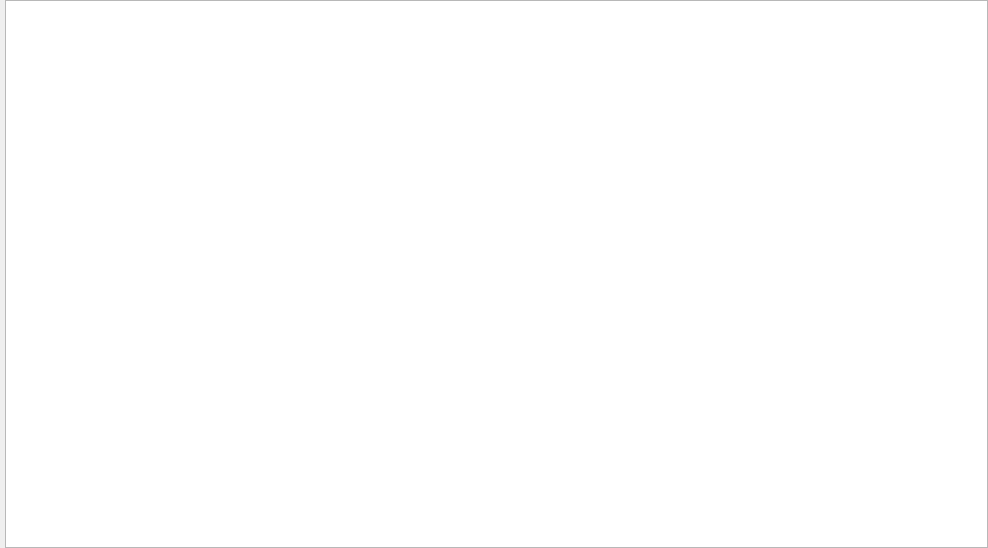
This is src/page/homeWnd/HomeWindow.ui in CodingRookie98/RegexLearning as Qt 5 draws it before an edit. The edited form follows.
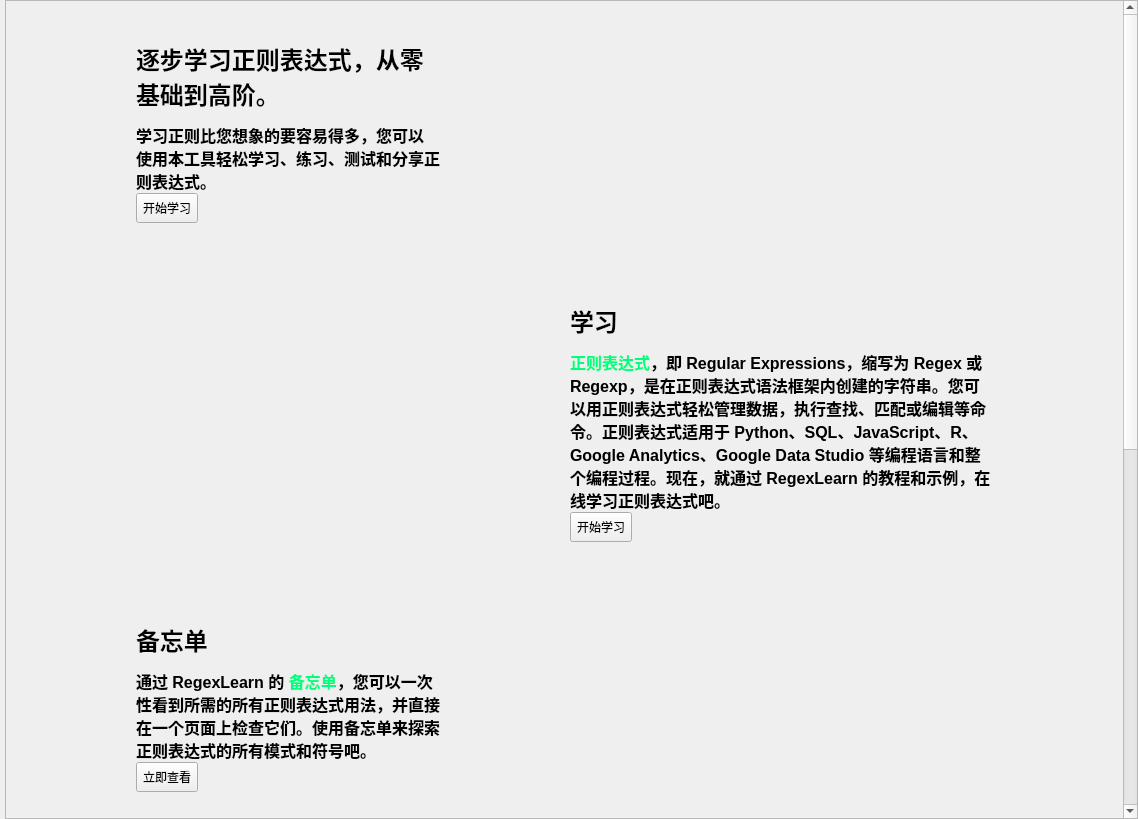
This is the edited form. Icons and pictures are not drawn.

Commit message: 添加备忘录界面和主页内容

What changed in the file:
```diff
--- a/src/page/homeWnd/HomeWindow.ui
+++ b/src/page/homeWnd/HomeWindow.ui
@@ -6,8 +6,8 @@
    <rect>
     <x>0</x>
     <y>0</y>
-    <width>988</width>
-    <height>548</height>
+    <width>1138</width>
+    <height>819</height>
    </rect>
   </property>
   <property name="windowTitle">
@@ -26,13 +26,631 @@
    <property name="bottomMargin">
     <number>0</number>
    </property>
+   <property name="spacing">
+    <number>0</number>
+   </property>
    <item row="0" column="0">
-    <widget class="QTextBrowser" name="textBrowser">
-     <property name="source">
-      <url>
-       <string>qrc:/data/data/homePage.md</string>
-      </url>
+    <widget class="QScrollArea" name="scrollArea">
+     <property name="horizontalScrollBarPolicy">
+      <enum>Qt::ScrollBarAlwaysOff</enum>
      </property>
+     <property name="sizeAdjustPolicy">
+      <enum>QAbstractScrollArea::AdjustToContents</enum>
+     </property>
+     <property name="widgetResizable">
+      <bool>true</bool>
+     </property>
+     <property name="alignment">
+      <set>Qt::AlignLeading|Qt::AlignLeft|Qt::AlignVCenter</set>
+     </property>
+     <widget class="QWidget" name="scrollAreaWidgetContents">
+      <property name="geometry">
+       <rect>
+        <x>0</x>
+        <y>0</y>
+        <width>1114</width>
+        <height>3000</height>
+       </rect>
+      </property>
+      <layout class="QGridLayout" name="gridLayout_2">
+       <property name="leftMargin">
+        <number>0</number>
+       </property>
+       <property name="topMargin">
+        <number>0</number>
+       </property>
+       <property name="rightMargin">
+        <number>0</number>
+       </property>
+       <property name="bottomMargin">
+        <number>0</number>
+       </property>
+       <property name="spacing">
+        <number>0</number>
+       </property>
+       <item row="5" column="0">
+        <widget class="QLabel" name="label_17">
+         <property name="sizePolicy">
+          <sizepolicy hsizetype="Fixed" vsizetype="Fixed">
+           <horstretch>0</horstretch>
+           <verstretch>0</verstretch>
+          </sizepolicy>
+         </property>
+         <property name="maximumSize">
+          <size>
+           <width>500</width>
+           <height>500</height>
+          </size>
+         </property>
+         <property name="text">
+          <string/>
+         </property>
+         <property name="pixmap">
+          <pixmap resource="../../../res/homeWnd.qrc">:/png/homeWnd/Open Source.png</pixmap>
+         </property>
+         <property name="scaledContents">
+          <bool>true</bool>
+         </property>
+        </widget>
+       </item>
+       <item row="0" column="0">
+        <layout class="QVBoxLayout" name="verticalLayout">
+         <item>
+          <spacer name="verticalSpacer_2">
+           <property name="orientation">
+            <enum>Qt::Vertical</enum>
+           </property>
+           <property name="sizeHint" stdset="0">
+            <size>
+             <width>20</width>
+             <height>40</height>
+            </size>
+           </property>
+          </spacer>
+         </item>
+         <item>
+          <widget class="QLabel" name="label_2">
+           <property name="sizePolicy">
+            <sizepolicy hsizetype="Minimum" vsizetype="Minimum">
+             <horstretch>0</horstretch>
+             <verstretch>0</verstretch>
+            </sizepolicy>
+           </property>
+           <property name="font">
+            <font>
+             <stylestrategy>PreferAntialias</stylestrategy>
+            </font>
+           </property>
+           <property name="text">
+            <string>&lt;html&gt;&lt;head/&gt;&lt;body&gt;&lt;h1 style=&quot; margin-top:18px; margin-bottom:12px; margin-left:0px; margin-right:0px; -qt-block-indent:0; text-indent:0px;&quot;&gt;&lt;span style=&quot; font-size:xx-large; font-weight:700;&quot;&gt;逐步学习正则表达式，从零基础到高阶。&lt;/span&gt;&lt;/h1&gt;&lt;p&gt;&lt;span style=&quot; font-size:12pt; font-weight:700;&quot;&gt;学习正则比您想象的要容易得多，您可以使用本工具轻松学习、练习、测试和分享正则表达式。&lt;/span&gt;&lt;/p&gt;&lt;/body&gt;&lt;/html&gt;</string>
+           </property>
+           <property name="textFormat">
+            <enum>Qt::AutoText</enum>
+           </property>
+           <property name="scaledContents">
+            <bool>true</bool>
+           </property>
+           <property name="wordWrap">
+            <bool>true</bool>
+           </property>
+          </widget>
+         </item>
+         <item>
+          <widget class="QToolButton" name="btnStartLearn">
+           <property name="minimumSize">
+            <size>
+             <width>30</width>
+             <height>30</height>
+            </size>
+           </property>
+           <property name="text">
+            <string notr="true">开始学习</string>
+           </property>
+           <property name="iconSize">
+            <size>
+             <width>30</width>
+             <height>30</height>
+            </size>
+           </property>
+           <property name="toolButtonStyle">
+            <enum>Qt::ToolButtonTextOnly</enum>
+           </property>
+          </widget>
+         </item>
+         <item>
+          <spacer name="verticalSpacer">
+           <property name="orientation">
+            <enum>Qt::Vertical</enum>
+           </property>
+           <property name="sizeHint" stdset="0">
+            <size>
+             <width>20</width>
+             <height>40</height>
+            </size>
+           </property>
+          </spacer>
+         </item>
+        </layout>
+       </item>
+       <item row="5" column="1">
+        <layout class="QVBoxLayout" name="verticalLayout_7">
+         <item>
+          <spacer name="verticalSpacer_13">
+           <property name="orientation">
+            <enum>Qt::Vertical</enum>
+           </property>
+           <property name="sizeHint" stdset="0">
+            <size>
+             <width>20</width>
+             <height>40</height>
+            </size>
+           </property>
+          </spacer>
+         </item>
+         <item>
+          <widget class="QLabel" name="label_10">
+           <property name="sizePolicy">
+            <sizepolicy hsizetype="Minimum" vsizetype="Minimum">
+             <horstretch>0</horstretch>
+             <verstretch>0</verstretch>
+            </sizepolicy>
+           </property>
+           <property name="text">
+            <string>&lt;html&gt;&lt;head/&gt;&lt;body&gt;&lt;p&gt;&lt;span style=&quot; font-size:18pt; font-weight:700;&quot;&gt;开源 Regex Learning&lt;/span&gt;&lt;/p&gt;&lt;p&gt;&lt;span style=&quot; font-size:12pt; font-weight:700;&quot;&gt;是一个开源项目，欢迎社区贡献和免费使用。参与这个项目可以帮助您磨炼技能、学习和协作。您可以点击这里，贡献和支持本项目。&lt;/span&gt;&lt;/p&gt;&lt;/body&gt;&lt;/html&gt;</string>
+           </property>
+           <property name="textFormat">
+            <enum>Qt::AutoText</enum>
+           </property>
+           <property name="scaledContents">
+            <bool>true</bool>
+           </property>
+           <property name="wordWrap">
+            <bool>true</bool>
+           </property>
+          </widget>
+         </item>
+         <item>
+          <widget class="QToolButton" name="btnGithub">
+           <property name="minimumSize">
+            <size>
+             <width>30</width>
+             <height>30</height>
+            </size>
+           </property>
+           <property name="text">
+            <string notr="true">立即查看</string>
+           </property>
+           <property name="icon">
+            <iconset resource="../../../res/homeWnd.qrc">
+             <normaloff>:/svg/homeWnd/github.svg</normaloff>:/svg/homeWnd/github.svg</iconset>
+           </property>
+           <property name="iconSize">
+            <size>
+             <width>30</width>
+             <height>30</height>
+            </size>
+           </property>
+           <property name="toolButtonStyle">
+            <enum>Qt::ToolButtonTextBesideIcon</enum>
+           </property>
+          </widget>
+         </item>
+         <item>
+          <spacer name="verticalSpacer_14">
+           <property name="orientation">
+            <enum>Qt::Vertical</enum>
+           </property>
+           <property name="sizeHint" stdset="0">
+            <size>
+             <width>20</width>
+             <height>40</height>
+            </size>
+           </property>
+          </spacer>
+         </item>
+        </layout>
+       </item>
+       <item row="2" column="1">
+        <widget class="QLabel" name="label_8">
+         <property name="sizePolicy">
+          <sizepolicy hsizetype="Fixed" vsizetype="Fixed">
+           <horstretch>0</horstretch>
+           <verstretch>0</verstretch>
+          </sizepolicy>
+         </property>
+         <property name="maximumSize">
+          <size>
+           <width>500</width>
+           <height>500</height>
+          </size>
+         </property>
+         <property name="text">
+          <string/>
+         </property>
+         <property name="pixmap">
+          <pixmap resource="../../../res/homeWnd.qrc">:/png/homeWnd/Cheatsheet.png</pixmap>
+         </property>
+         <property name="scaledContents">
+          <bool>true</bool>
+         </property>
+        </widget>
+       </item>
+       <item row="4" column="0">
+        <layout class="QVBoxLayout" name="verticalLayout_11">
+         <item>
+          <spacer name="verticalSpacer_21">
+           <property name="orientation">
+            <enum>Qt::Vertical</enum>
+           </property>
+           <property name="sizeHint" stdset="0">
+            <size>
+             <width>20</width>
+             <height>40</height>
+            </size>
+           </property>
+          </spacer>
+         </item>
+         <item>
+          <widget class="QLabel" name="label_12">
+           <property name="sizePolicy">
+            <sizepolicy hsizetype="Minimum" vsizetype="Minimum">
+             <horstretch>0</horstretch>
+             <verstretch>0</verstretch>
+            </sizepolicy>
+           </property>
+           <property name="text">
+            <string>&lt;html&gt;&lt;head/&gt;&lt;body&gt;&lt;p&gt;&lt;span style=&quot; font-size:18pt; font-weight:700;&quot;&gt;练习&lt;/span&gt;&lt;/p&gt;&lt;p&gt;&lt;span style=&quot; font-size:12pt; font-weight:700;&quot;&gt;如果您已经完成了学习部分，那么是时候开始练习了！在练习环节，您可以检测您的正则表达式知识，并做作相应水平的练习。&lt;/span&gt;&lt;/p&gt;&lt;/body&gt;&lt;/html&gt;</string>
+           </property>
+           <property name="textFormat">
+            <enum>Qt::AutoText</enum>
+           </property>
+           <property name="scaledContents">
+            <bool>true</bool>
+           </property>
+           <property name="wordWrap">
+            <bool>true</bool>
+           </property>
+          </widget>
+         </item>
+         <item>
+          <spacer name="verticalSpacer_22">
+           <property name="orientation">
+            <enum>Qt::Vertical</enum>
+           </property>
+           <property name="sizeHint" stdset="0">
+            <size>
+             <width>20</width>
+             <height>40</height>
+            </size>
+           </property>
+          </spacer>
+         </item>
+        </layout>
+       </item>
+       <item row="2" column="0">
+        <layout class="QVBoxLayout" name="verticalLayout_5">
+         <item>
+          <spacer name="verticalSpacer_9">
+           <property name="orientation">
+            <enum>Qt::Vertical</enum>
+           </property>
+           <property name="sizeHint" stdset="0">
+            <size>
+             <width>20</width>
+             <height>40</height>
+            </size>
+           </property>
+          </spacer>
+         </item>
+         <item>
+          <widget class="QLabel" name="label_6">
+           <property name="sizePolicy">
+            <sizepolicy hsizetype="Minimum" vsizetype="Minimum">
+             <horstretch>0</horstretch>
+             <verstretch>0</verstretch>
+            </sizepolicy>
+           </property>
+           <property name="text">
+            <string>&lt;html&gt;&lt;head/&gt;&lt;body&gt;&lt;p&gt;&lt;span style=&quot; font-size:18pt; font-weight:700;&quot;&gt;备忘单&lt;/span&gt;&lt;/p&gt;&lt;p&gt;&lt;span style=&quot; font-size:12pt; font-weight:700;&quot;&gt;通过 RegexLearn 的 &lt;/span&gt;&lt;span style=&quot; font-size:12pt; font-weight:700; color:#00ff7f;&quot;&gt;备忘单&lt;/span&gt;&lt;span style=&quot; font-size:12pt; font-weight:700;&quot;&gt;，您可以一次性看到所需的所有正则表达式用法，并直接在一个页面上检查它们。使用备忘单来探索正则表达式的所有模式和符号吧。&lt;/span&gt;&lt;/p&gt;&lt;/body&gt;&lt;/html&gt;</string>
+           </property>
+           <property name="textFormat">
+            <enum>Qt::AutoText</enum>
+           </property>
+           <property name="scaledContents">
+            <bool>true</bool>
+           </property>
+           <property name="wordWrap">
+            <bool>true</bool>
+           </property>
+          </widget>
+         </item>
+         <item>
+          <widget class="QToolButton" name="btnCheetSheet">
+           <property name="minimumSize">
+            <size>
+             <width>30</width>
+             <height>30</height>
+            </size>
+           </property>
+           <property name="text">
+            <string notr="true">立即查看</string>
+           </property>
+           <property name="iconSize">
+            <size>
+             <width>30</width>
+             <height>30</height>
+            </size>
+           </property>
+           <property name="toolButtonStyle">
+            <enum>Qt::ToolButtonTextOnly</enum>
+           </property>
+          </widget>
+         </item>
+         <item>
+          <spacer name="verticalSpacer_10">
+           <property name="orientation">
+            <enum>Qt::Vertical</enum>
+           </property>
+           <property name="sizeHint" stdset="0">
+            <size>
+             <width>20</width>
+             <height>40</height>
+            </size>
+           </property>
+          </spacer>
+         </item>
+        </layout>
+       </item>
+       <item row="1" column="1">
+        <layout class="QVBoxLayout" name="verticalLayout_3">
+         <item>
+          <spacer name="verticalSpacer_5">
+           <property name="orientation">
+            <enum>Qt::Vertical</enum>
+           </property>
+           <property name="sizeHint" stdset="0">
+            <size>
+             <width>20</width>
+             <height>40</height>
+            </size>
+           </property>
+          </spacer>
+         </item>
+         <item>
+          <widget class="QLabel" name="label_5">
+           <property name="sizePolicy">
+            <sizepolicy hsizetype="Minimum" vsizetype="Minimum">
+             <horstretch>0</horstretch>
+             <verstretch>0</verstretch>
+            </sizepolicy>
+           </property>
+           <property name="text">
+            <string>&lt;html&gt;&lt;head/&gt;&lt;body&gt;&lt;p&gt;&lt;span style=&quot; font-size:18pt; font-weight:700;&quot;&gt;学习&lt;/span&gt;&lt;/p&gt;&lt;p&gt;&lt;span style=&quot; font-size:12pt; font-weight:700; color:#00ff7f;&quot;&gt;正则表达式&lt;/span&gt;&lt;span style=&quot; font-size:12pt; font-weight:700;&quot;&gt;，即 Regular Expressions，缩写为 Regex 或 Regexp，是在正则表达式语法框架内创建的字符串。您可以用正则表达式轻松管理数据，执行查找、匹配或编辑等命令。正则表达式适用于 Python、SQL、JavaScript、R、Google Analytics、Google Data Studio 等编程语言和整个编程过程。现在，就通过 RegexLearn 的教程和示例，在线学习正则表达式吧。&lt;/span&gt;&lt;/p&gt;&lt;/body&gt;&lt;/html&gt;</string>
+           </property>
+           <property name="textFormat">
+            <enum>Qt::AutoText</enum>
+           </property>
+           <property name="scaledContents">
+            <bool>true</bool>
+           </property>
+           <property name="wordWrap">
+            <bool>true</bool>
+           </property>
+          </widget>
+         </item>
+         <item>
+          <widget class="QToolButton" name="btnStartLearn_1">
+           <property name="minimumSize">
+            <size>
+             <width>30</width>
+             <height>30</height>
+            </size>
+           </property>
+           <property name="text">
+            <string notr="true">开始学习</string>
+           </property>
+           <property name="iconSize">
+            <size>
+             <width>30</width>
+             <height>30</height>
+            </size>
+           </property>
+           <property name="toolButtonStyle">
+            <enum>Qt::ToolButtonTextOnly</enum>
+           </property>
+          </widget>
+         </item>
+         <item>
+          <spacer name="verticalSpacer_6">
+           <property name="orientation">
+            <enum>Qt::Vertical</enum>
+           </property>
+           <property name="sizeHint" stdset="0">
+            <size>
+             <width>20</width>
+             <height>40</height>
+            </size>
+           </property>
+          </spacer>
+         </item>
+        </layout>
+       </item>
+       <item row="4" column="1">
+        <widget class="QLabel" name="label_16">
+         <property name="sizePolicy">
+          <sizepolicy hsizetype="Fixed" vsizetype="Fixed">
+           <horstretch>0</horstretch>
+           <verstretch>0</verstretch>
+          </sizepolicy>
+         </property>
+         <property name="maximumSize">
+          <size>
+           <width>500</width>
+           <height>500</height>
+          </size>
+         </property>
+         <property name="text">
+          <string/>
+         </property>
+         <property name="pixmap">
+          <pixmap resource="../../../res/homeWnd.qrc">:/png/homeWnd/Practise.png</pixmap>
+         </property>
+         <property name="scaledContents">
+          <bool>true</bool>
+         </property>
+        </widget>
+       </item>
+       <item row="3" column="0">
+        <widget class="QLabel" name="label_11">
+         <property name="sizePolicy">
+          <sizepolicy hsizetype="Fixed" vsizetype="Fixed">
+           <horstretch>0</horstretch>
+           <verstretch>0</verstretch>
+          </sizepolicy>
+         </property>
+         <property name="maximumSize">
+          <size>
+           <width>500</width>
+           <height>500</height>
+          </size>
+         </property>
+         <property name="text">
+          <string/>
+         </property>
+         <property name="pixmap">
+          <pixmap resource="../../../res/homeWnd.qrc">:/png/homeWnd/Playground.png</pixmap>
+         </property>
+         <property name="scaledContents">
+          <bool>true</bool>
+         </property>
+        </widget>
+       </item>
+       <item row="0" column="1">
+        <widget class="QLabel" name="label">
+         <property name="sizePolicy">
+          <sizepolicy hsizetype="Fixed" vsizetype="Fixed">
+           <horstretch>0</horstretch>
+           <verstretch>0</verstretch>
+          </sizepolicy>
+         </property>
+         <property name="maximumSize">
+          <size>
+           <width>500</width>
+           <height>500</height>
+          </size>
+         </property>
+         <property name="text">
+          <string/>
+         </property>
+         <property name="pixmap">
+          <pixmap resource="../../../res/homeWnd.qrc">:/png/homeWnd/Done.png</pixmap>
+         </property>
+         <property name="scaledContents">
+          <bool>true</bool>
+         </property>
+        </widget>
+       </item>
+       <item row="1" column="0">
+        <widget class="QLabel" name="label_3">
+         <property name="sizePolicy">
+          <sizepolicy hsizetype="Fixed" vsizetype="Fixed">
+           <horstretch>0</horstretch>
+           <verstretch>0</verstretch>
+          </sizepolicy>
+         </property>
+         <property name="maximumSize">
+          <size>
+           <width>500</width>
+           <height>500</height>
+          </size>
+         </property>
+         <property name="text">
+          <string/>
+         </property>
+         <property name="pixmap">
+          <pixmap resource="../../../res/homeWnd.qrc">:/png/homeWnd/Learn.png</pixmap>
+         </property>
+         <property name="scaledContents">
+          <bool>true</bool>
+         </property>
+        </widget>
+       </item>
+       <item row="3" column="1">
+        <layout class="QVBoxLayout" name="verticalLayout_18">
+         <item>
+          <spacer name="verticalSpacer_23">
+           <property name="orientation">
+            <enum>Qt::Vertical</enum>
+           </property>
+           <property name="sizeHint" stdset="0">
+            <size>
+             <width>20</width>
+             <height>40</height>
+            </size>
+           </property>
+          </spacer>
+         </item>
+         <item>
+          <widget class="QLabel" name="label_30">
+           <property name="sizePolicy">
+            <sizepolicy hsizetype="Minimum" vsizetype="Minimum">
+             <horstretch>0</horstretch>
+             <verstretch>0</verstretch>
+            </sizepolicy>
+           </property>
+           <property name="text">
+            <string>&lt;html&gt;&lt;head/&gt;&lt;body&gt;&lt;p&gt;&lt;span style=&quot; font-size:18pt; font-weight:700;&quot;&gt;游乐场&lt;/span&gt;&lt;/p&gt;&lt;p&gt;&lt;span style=&quot; font-size:12pt; font-weight:700;&quot;&gt;如果想要生成正则表达式，您可以通过游乐场轻松构建和测试您的正则表达式模式。作为测试者，您可以验证正则表达式，并在团队协作中与其他人共享。&lt;/span&gt;&lt;/p&gt;&lt;/body&gt;&lt;/html&gt;</string>
+           </property>
+           <property name="textFormat">
+            <enum>Qt::AutoText</enum>
+           </property>
+           <property name="scaledContents">
+            <bool>true</bool>
+           </property>
+           <property name="wordWrap">
+            <bool>true</bool>
+           </property>
+          </widget>
+         </item>
+         <item>
+          <widget class="QToolButton" name="btnPlayGround">
+           <property name="minimumSize">
+            <size>
+             <width>30</width>
+             <height>30</height>
+            </size>
+           </property>
+           <property name="text">
+            <string notr="true">立即查看</string>
+           </property>
+           <property name="iconSize">
+            <size>
+             <width>30</width>
+             <height>30</height>
+            </size>
+           </property>
+           <property name="toolButtonStyle">
+            <enum>Qt::ToolButtonTextOnly</enum>
+           </property>
+          </widget>
+         </item>
+         <item>
+          <spacer name="verticalSpacer_37">
+           <property name="orientation">
+            <enum>Qt::Vertical</enum>
+           </property>
+           <property name="sizeHint" stdset="0">
+            <size>
+             <width>20</width>
+             <height>40</height>
+            </size>
+           </property>
+          </spacer>
+         </item>
+        </layout>
+       </item>
+      </layout>
+     </widget>
     </widget>
    </item>
   </layout>
```
Left out of the diff: 4 changed lines with no effect on the pictures. The commit also changes 35 other files.
